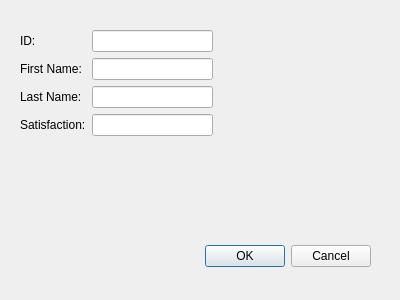
First picture: the form in changedialog.ui, repository Hasuuka/CustomerSatisfaction, before the edit.
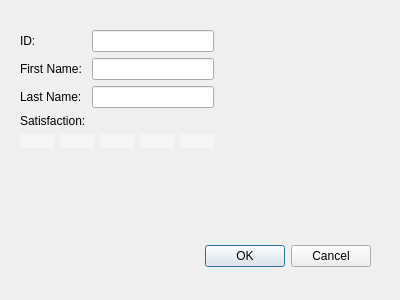
Second picture: the form after the edit. Icons and pictures are not drawn.

Commit message: icon buttons set

Diff of the .ui file:
```diff
--- a/changedialog.ui
+++ b/changedialog.ui
@@ -29,12 +29,12 @@
     <set>QDialogButtonBox::Cancel|QDialogButtonBox::Ok</set>
    </property>
   </widget>
-  <widget class="QWidget" name="">
+  <widget class="QWidget" name="layoutWidget">
    <property name="geometry">
     <rect>
      <x>20</x>
      <y>30</y>
-     <width>193</width>
+     <width>194</width>
      <height>138</height>
     </rect>
    </property>
@@ -73,12 +73,80 @@
       </property>
      </widget>
     </item>
-    <item row="3" column="1">
-     <widget class="QLineEdit" name="satisfactionEdit"/>
-    </item>
     <item row="2" column="1">
      <widget class="QLineEdit" name="lastNamelineEdit"/>
     </item>
+    <item row="4" column="0" colspan="2">
+     <layout class="QHBoxLayout" name="horizontalLayout_2">
+      <item>
+       <widget class="QPushButton" name="happyButton">
+        <property name="styleSheet">
+         <string notr="true">qproperty-icon: url(:/happy.png);
+border:none;
+background-color:rgba(255, 255, 255,100);</string>
+        </property>
+        <property name="text">
+         <string/>
+        </property>
+       </widget>
+      </item>
+      <item>
+       <widget class="QPushButton" name="happinessButton">
+        <property name="styleSheet">
+         <string notr="true">qproperty-icon: url(:/happiness.png);
+border:none;
+background-color:rgba(255, 255, 255,100);</string>
+        </property>
+        <property name="text">
+         <string/>
+        </property>
+       </widget>
+      </item>
+      <item>
+       <widget class="QPushButton" name="neutralButton">
+        <property name="styleSheet">
+         <string notr="true">qproperty-icon: url(:/neutral.png);
+border:none;
+background-color:rgba(255, 255, 255,100);</string>
+        </property>
+        <property name="text">
+         <string/>
+        </property>
+       </widget>
+      </item>
+      <item>
+       <widget class="QPushButton" name="sadButton">
+        <property name="styleSheet">
+         <string notr="true">qproperty-icon: url(:/sad.png);
+border:none;
+background-color:rgba(255, 255, 255,100);</string>
+        </property>
+        <property name="text">
+         <string/>
+        </property>
+       </widget>
+      </item>
+      <item>
+       <widget class="QPushButton" name="cryingButton">
+        <property name="styleSheet">
+         <string notr="true">qproperty-icon: url(:/crying.png);
+border:none;
+background-color:rgba(255, 255, 255,100);</string>
+        </property>
+        <property name="text">
+         <string/>
+        </property>
+       </widget>
+      </item>
+     </layout>
+    </item>
+    <item row="3" column="1">
+     <widget class="QLabel" name="satisfactionEdit">
+      <property name="text">
+       <string/>
+      </property>
+     </widget>
+    </item>
    </layout>
   </widget>
  </widget>
```
Left out of the diff: 2 changed lines with no effect on the pictures. The commit also changes 15 other files.
